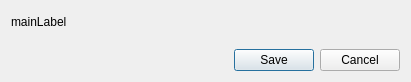
This is plugin/controller/subcontrollers/subcontrollers/subcontrollers/dialogs/exportdialog.ui in 32BT/QGIS-32BT-Feature-Annotation-Toolbar as Qt 5 draws it before an edit. The edited form follows.
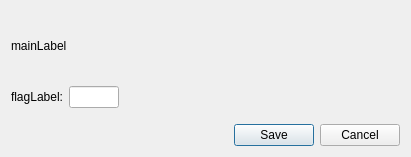
This is the edited form.

What changed in the file:
```diff
--- a/plugin/controller/subcontrollers/subcontrollers/subcontrollers/dialogs/exportdialog.ui
+++ b/plugin/controller/subcontrollers/subcontrollers/subcontrollers/dialogs/exportdialog.ui
@@ -7,7 +7,7 @@
     <x>0</x>
     <y>0</y>
     <width>411</width>
-    <height>82</height>
+    <height>157</height>
    </rect>
   </property>
   <property name="windowTitle">
@@ -21,6 +21,49 @@
      </property>
     </widget>
    </item>
+   <item>
+    <layout class="QHBoxLayout" name="horizontalLayout">
+     <item>
+      <widget class="QLabel" name="flagLabel">
+       <property name="text">
+        <string>flagLabel:</string>
+       </property>
+      </widget>
+     </item>
+     <item>
+      <widget class="QLineEdit" name="flagText">
+       <property name="sizePolicy">
+        <sizepolicy hsizetype="Fixed" vsizetype="Fixed">
+         <horstretch>0</horstretch>
+         <verstretch>0</verstretch>
+        </sizepolicy>
+       </property>
+       <property name="maximumSize">
+        <size>
+         <width>50</width>
+         <height>16777215</height>
+        </size>
+       </property>
+       <property name="maxLength">
+        <number>1</number>
+       </property>
+      </widget>
+     </item>
+     <item>
+      <spacer name="horizontalSpacer">
+       <property name="orientation">
+        <enum>Qt::Horizontal</enum>
+       </property>
+       <property name="sizeHint" stdset="0">
+        <size>
+         <width>40</width>
+         <height>20</height>
+        </size>
+       </property>
+      </spacer>
+     </item>
+    </layout>
+   </item>
    <item>
     <spacer name="verticalSpacer_1">
      <property name="orientation">
```
